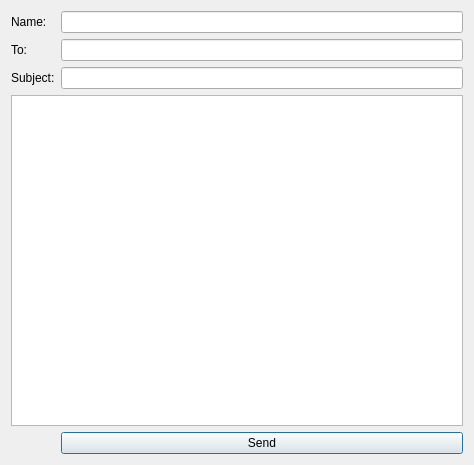
Old version of the form view/UI/SendWindow.ui in the repository Darnoker/mail-desktop.
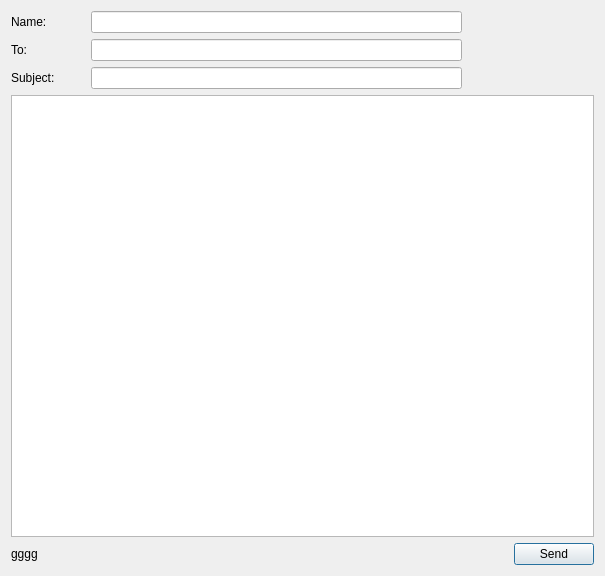
New version of the form.

The edit to the form file:
```diff
--- a/view/UI/SendWindow.ui
+++ b/view/UI/SendWindow.ui
@@ -6,30 +6,86 @@
    <rect>
     <x>0</x>
     <y>0</y>
-    <width>474</width>
-    <height>465</height>
+    <width>605</width>
+    <height>576</height>
    </rect>
   </property>
   <property name="windowTitle">
    <string>Dialog</string>
   </property>
   <layout class="QGridLayout" name="gridLayout">
-   <item row="1" column="0">
+   <item row="6" column="2">
+    <spacer name="horizontalSpacer">
+     <property name="orientation">
+      <enum>Qt::Horizontal</enum>
+     </property>
+     <property name="sizeHint" stdset="0">
+      <size>
+       <width>40</width>
+       <height>20</height>
+      </size>
+     </property>
+    </spacer>
+   </item>
+   <item row="6" column="3">
+    <widget class="QPushButton" name="sendButton">
+     <property name="sizePolicy">
+      <sizepolicy hsizetype="Fixed" vsizetype="Fixed">
+       <horstretch>0</horstretch>
+       <verstretch>0</verstretch>
+      </sizepolicy>
+     </property>
+     <property name="text">
+      <string>Send</string>
+     </property>
+    </widget>
+   </item>
+   <item row="3" column="0">
     <widget class="QLabel" name="recipientLabel">
      <property name="text">
       <string>To:</string>
      </property>
     </widget>
    </item>
-   <item row="2" column="1">
+   <item row="6" column="0" colspan="2">
+    <widget class="QLabel" name="errorLabel">
+     <property name="sizePolicy">
+      <sizepolicy hsizetype="Preferred" vsizetype="Preferred">
+       <horstretch>2</horstretch>
+       <verstretch>0</verstretch>
+      </sizepolicy>
+     </property>
+     <property name="text">
+      <string>gggg</string>
+     </property>
+    </widget>
+   </item>
+   <item row="0" column="1">
+    <widget class="QLineEdit" name="nameField">
+     <property name="sizePolicy">
+      <sizepolicy hsizetype="Expanding" vsizetype="Fixed">
+       <horstretch>10</horstretch>
+       <verstretch>0</verstretch>
+      </sizepolicy>
+     </property>
+    </widget>
+   </item>
+   <item row="4" column="1">
     <widget class="QLineEdit" name="subjectField"/>
    </item>
-   <item row="1" column="1">
+   <item row="3" column="1">
     <widget class="QLineEdit" name="recipientField"/>
    </item>
-   <item row="3" column="0" colspan="2">
+   <item row="5" column="0" colspan="4">
     <widget class="QTextEdit" name="messageField"/>
    </item>
+   <item row="4" column="0">
+    <widget class="QLabel" name="subjectLabel">
+     <property name="text">
+      <string>Subject:</string>
+     </property>
+    </widget>
+   </item>
    <item row="0" column="0">
     <widget class="QLabel" name="nameLabel">
      <property name="text">
@@ -37,23 +93,6 @@
      </property>
     </widget>
    </item>
-   <item row="2" column="0">
-    <widget class="QLabel" name="subjectLabel">
-     <property name="text">
-      <string>Subject:</string>
-     </property>
-    </widget>
-   </item>
-   <item row="0" column="1">
-    <widget class="QLineEdit" name="nameField"/>
-   </item>
-   <item row="4" column="1">
-    <widget class="QPushButton" name="sendButton">
-     <property name="text">
-      <string>Send</string>
-     </property>
-    </widget>
-   </item>
   </layout>
  </widget>
  <resources/>
```
